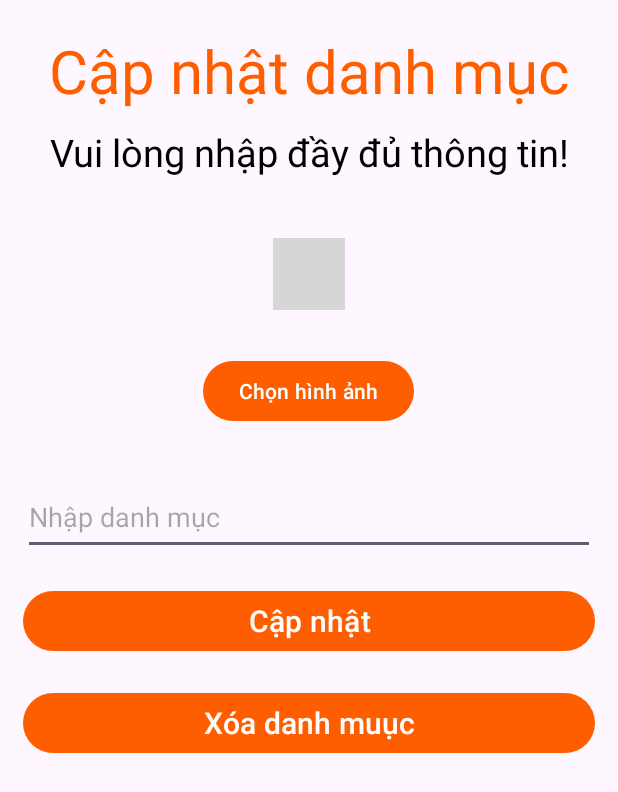
After one commit to tienhuy10/FoodReciple, an Android app: the Admin_update_category screen opened directly, with no data from a screen before it, on a phone screen of 412 x 824 dp. The commit adds this screen. Shown: the top 792 px of the screen. Run offline under Robolectric (Android 15) with nearby library versions, the phone set to English and light mode, and no system bars; grey boxes are pictures that could not be loaded.

Commit message:
Admin_Category

```diff
--- a/app/src/main/java/com/example/foodreciple/AdminActivity/Admin_Food.java
+++ b/app/src/main/java/com/example/foodreciple/AdminActivity/Admin_Food.java
@@ -68,7 +68,7 @@ public class Admin_Food extends AppCompatActivity {
                 byte[] imageBytes = cursor.getBlob(5);
                 Image_food_inactive.add(imageBytes);
             }
-            admin_adapter_food = new Admin_adapter_food(this, Image_food_inactive, FoodID_inactive, FoodName_inactive, Time_inactive, Ingredients_inactive, Steps_inactive);
+            admin_adapter_food = new Admin_adapter_food(this, Image_food_inactive, FoodID_inactive, FoodName_inactive,Time_inactive,Ingredients_inactive,Steps_inactive);
             recycler_inactive.setAdapter(admin_adapter_food);
             LinearLayoutManager linearLayoutManager = new LinearLayoutManager(this,RecyclerView.VERTICAL,false);
             recycler_inactive.setLayoutManager(linearLayoutManager);
@@ -91,7 +91,7 @@ public class Admin_Food extends AppCompatActivity {
                 byte[] imageBytes = cursor.getBlob(5);
                 Image_food_active.add(imageBytes);
             }
-            admin_adapter_food = new Admin_adapter_food(this, Image_food_active, FoodID_active, FoodName_active, Time_active, Ingredients_active, Steps_active);
+            admin_adapter_food = new Admin_adapter_food(this, Image_food_active, FoodID_active, FoodName_active,Time_active,Steps_active,Ingredients_active);
             recycler_active.setAdapter(admin_adapter_food);
             LinearLayoutManager linearLayoutManager = new LinearLayoutManager(this,RecyclerView.VERTICAL,false);
             recycler_active.setLayoutManager(linearLayoutManager);
--- /dev/null
+++ b/app/src/main/java/com/example/foodreciple/AdminActivity/Admin_delete_category.java
@@ -0,0 +1,4 @@
+package com.example.foodreciple.AdminActivity;
+
+public class Admin_delete_category {
+}
--- /dev/null
+++ b/app/src/main/java/com/example/foodreciple/AdminActivity/Admin_update_category.java
@@ -0,0 +1,167 @@
+package com.example.foodreciple.AdminActivity;
+
+import android.annotation.SuppressLint;
+import android.content.Intent;
+import android.net.Uri;
+import android.os.Bundle;
+import android.view.View;
+import android.widget.Button;
+import android.widget.EditText;
+import android.widget.ImageView;
+import android.widget.Toast;
+
+import androidx.annotation.Nullable;
+import androidx.appcompat.app.AppCompatActivity;
+
+import com.bumptech.glide.Glide;
+import com.example.foodreciple.DatabaseHelper;
+import com.example.foodreciple.R;
+
+import java.io.ByteArrayOutputStream;
+import java.io.File;
+import java.io.FileInputStream;
+import java.io.IOException;
+import java.io.InputStream;
+
+public class Admin_update_category extends AppCompatActivity {
+
+    private EditText categoryName;
+    private ImageView imageView;
+    private Button updateButton;
+    private Button chooseImageButton;
+    private String imagePath; // Biến lưu đường dẫn của hình ảnh
+
+    // Định nghĩa mã yêu cầu cho việc chọn hình ảnh từ bộ nhớ
+    private static final int PICK_IMAGE_REQUEST = 1;
+
+    @SuppressLint("MissingInflatedId")
+    @Override
+    protected void onCreate(Bundle savedInstanceState) {
+        super.onCreate(savedInstanceState);
+        setContentView(R.layout.activity_admin_update_category);
+
+        DatabaseHelper databaseHelper = new DatabaseHelper(this);
+
+        imageView = findViewById(R.id.image);
+        categoryName = findViewById(R.id.category_name);
+        updateButton = findViewById(R.id.update_category);
+        chooseImageButton = findViewById(R.id.choose_image);
+
+        // Lấy dữ liệu từ Intent
+        Intent intent = getIntent();
+        String category_Name = intent.getStringExtra("CategoryName");
+        byte[] image = intent.getByteArrayExtra("Image");
+        int categoryID = intent.getIntExtra("ID", -1);
+
+        categoryName.setText(category_Name);
+
+        Glide.with(this).load(image).into(imageView);
+
+        // Gắn sự kiện cho nút "Chọn hình ảnh"
+        chooseImageButton.setOnClickListener(new View.OnClickListener() {
+            @Override
+            public void onClick(View v) {
+                chooseImage();
+            }
+        });
+
+        updateButton.setOnClickListener(new View.OnClickListener() {
+            @Override
+            public void onClick(View v) {
+                // Cập nhật danh mục
+                if (categoryID != -1) {
+                    byte[] imageData = convertImagePathToByteArray(imagePath);
+                    if (imageData != null) {
+                        updateCategory(categoryID, categoryName.getText().toString(), imageData);
+                    } else {
+                        Toast.makeText(Admin_update_category.this, "Không thể chuyển đổi hình ảnh sang mảng byte", Toast.LENGTH_SHORT).show();
+                    }
+                } else {
+                    Toast.makeText(Admin_update_category.this, "ID danh mục không hợp lệ", Toast.LENGTH_SHORT).show();
+                }
+            }
+        });
+
+        Button deleteButton = findViewById(R.id.delete_category);
+        deleteButton.setOnClickListener(new View.OnClickListener() {
+            @Override
+            public void onClick(View v) {
+                // Xóa danh mục
+                deleteCategory(categoryID);
+            }
+        });
+    }
+
+    private void chooseImage() {
+        Intent intent = new Intent();
+        intent.setType("image/*");
+        intent.setAction(Intent.ACTION_GET_CONTENT);
+        startActivityForResult(Intent.createChooser(intent, "Select Picture"), PICK_IMAGE_REQUEST);
+    }
+
+    @Override
+    protected void onActivityResult(int requestCode, int resultCode, @Nullable Intent data) {
+        super.onActivityResult(requestCode, resultCode, data);
+
+        if (requestCode == PICK_IMAGE_REQUEST && resultCode == RESULT_OK && data != null && data.getData() != null) {
+            // Lấy đường dẫn của hình ảnh đã chọn
+            Uri selectedImageUri = data.getData();
+
+            // Hiển thị hình ảnh đã chọn lên ImageView
+            Glide.with(this).load(selectedImageUri).into(imageView);
+
+            // Lưu đường dẫn của hình ảnh vào biến imagePath
+            imagePath = selectedImageUri.toString();
+        }
+    }
+
+    private void deleteCategory(int categoryID) {
+        DatabaseHelper databaseHelper = new DatabaseHelper(this);
+        boolean result = databaseHelper.deleteCategory(categoryID);
+        if (result) {
+            Toast.makeText(Admin_update_category.this, "Xóa danh mục thành công", Toast.LENGTH_SHORT).show();
+            Intent intent = new Intent(Admin_update_category.this, Admin_Category.class);
+            startActivity(intent);
+            finish();
+        } else {
+            Toast.makeText(Admin_update_category.this, "Xóa danh mục thất bại", Toast.LENGTH_SHORT).show();
+        }
+    }
+
+    private void updateCategory(int categoryID, String categoryName, byte[] image) {
+        DatabaseHelper databaseHelper = new DatabaseHelper(this); // Tạo đối tượng DatabaseHelper
+
+        // Gọi phương thức updateCategory() từ đối tượng DatabaseHelper
+        boolean result = databaseHelper.updateCategory(categoryID, categoryName, image);
+
+        if (result) {
+            Toast.makeText(Admin_update_category.this, "Cập nhật thành công", Toast.LENGTH_SHORT).show();
+            Intent intent = new Intent(Admin_update_category.this, Admin_Category.class); // Quay lại activity trước đó
+            startActivity(intent);
+            finish();
+        } else {
+            Toast.makeText(Admin_update_category.this, "Cập nhật thất bại", Toast.LENGTH_SHORT).show();
+        }
+    }
+
+    private byte[] convertImagePathToByteArray(String imagePath) {
+        if (imagePath == null) {
+            return null;
+        }
+
+        try {
+            Uri uri = Uri.parse(imagePath);
+            InputStream inputStream = getContentResolver().openInputStream(uri);
+            ByteArrayOutputStream byteArrayOutputStream = new ByteArrayOutputStream();
+            byte[] buffer = new byte[1024];
+            int len;
+            while ((len = inputStream.read(buffer)) != -1) {
+                byteArrayOutputStream.write(buffer, 0, len);
+            }
+            return byteArrayOutputStream.toByteArray();
+        } catch (IOException e) {
+            e.printStackTrace();
+        }
+        return null;
+    }
+}
--- /dev/null
+++ b/app/src/main/res/layout/activity_admin_update_category.xml
@@ -0,0 +1,83 @@
+<?xml version="1.0" encoding="utf-8"?>
+<LinearLayout xmlns:android="http://schemas.android.com/apk/res/android"
+    xmlns:tools="http://schemas.android.com/tools"
+    android:layout_width="match_parent"
+    android:layout_height="match_parent"
+    android:gravity="center_horizontal"
+    android:orientation="vertical"
+    tools:context=".AdminActivity.Admin_update_food">
+
+    <TextView
+        android:layout_width="match_parent"
+        android:layout_height="wrap_content"
+        android:layout_marginTop="20dp"
+        android:layout_marginBottom="10dp"
+        android:gravity="center_horizontal"
+        android:text="Cập nhật danh mục"
+        android:textColor="@color/main_color"
+        android:textSize="40dp" />
+
+    <TextView
+        android:layout_width="match_parent"
+        android:layout_height="wrap_content"
+        android:layout_marginBottom="10dp"
+        android:gravity="center_horizontal"
+        android:text="Vui lòng nhập đầy đủ thông tin!"
+        android:textColor="@color/black"
+        android:textSize="25dp" />
+
+    <LinearLayout
+        android:layout_width="match_parent"
+        android:layout_height="wrap_content"
+        android:layout_margin="10dp"
+        android:gravity="center_horizontal"
+        android:orientation="horizontal">
+
+        <ImageView
+            android:id="@+id/image"
+            android:layout_width="48dp"
+            android:layout_height="48dp"
+            android:layout_marginTop="20dp"
+            android:src="@drawable/img"/>
+
+    </LinearLayout>
+
+    <Button
+        android:id="@+id/choose_image"
+        android:layout_width="wrap_content"
+        android:layout_height="wrap_content"
+        android:layout_marginTop="20dp"
+        android:text="Chọn hình ảnh" />
+
+    <LinearLayout
+        android:layout_width="match_parent"
+        android:layout_height="wrap_content"
+        android:layout_margin="15dp"
+        android:orientation="vertical">
+
+        <EditText
+            android:id="@+id/category_name"
+            android:layout_width="match_parent"
+            android:layout_height="50dp"
+            android:layout_marginTop="20dp"
+            android:hint="Nhập danh mục" />
+        <Button
+            android:id="@+id/update_category"
+            android:layout_width="match_parent"
+            android:layout_height="wrap_content"
+            android:layout_marginTop="20dp"
+            android:textSize="20dp"
+            android:text="Cập nhật" />
+
+        <Button
+            android:id="@+id/delete_category"
+            android:layout_width="match_parent"
+            android:layout_height="wrap_content"
+            android:layout_marginTop="20dp"
+            android:textSize="20dp"
+            android:text="Xóa danh muục" />
+
+    </LinearLayout>
+
+
+</LinearLayout>
```
Also changed, not shown: app/src/main/AndroidManifest.xml (+13 -25 lines), app/src/main/java/com/example/foodreciple/Adapter/Admin_adapter_category.java (added, +89 -0 lines), app/src/main/java/com/example/foodreciple/Adapter/Admin_adapter_food.java (+11 -12 lines), app/src/main/java/com/example/foodreciple/AdminActivity/Add_Category.java (+1 -1 lines), app/src/main/java/com/example/foodreciple/AdminActivity/Admin_Category.java (added, +66 -0 lines), app/src/main/java/com/example/foodreciple/AdminActivity/Admin_Main.java (+13 -12 lines), app/src/main/java/com/example/foodreciple/DatabaseHelper.java (+24 -0 lines), app/src/main/res/layout/activity_admin_categories.xml (added, +34 -0 lines), app/src/main/res/layout/activity_admin_main.xml (+15 -15 lines), app/src/main/res/layout/admin_item_category.xml (added, +56 -0 lines).
